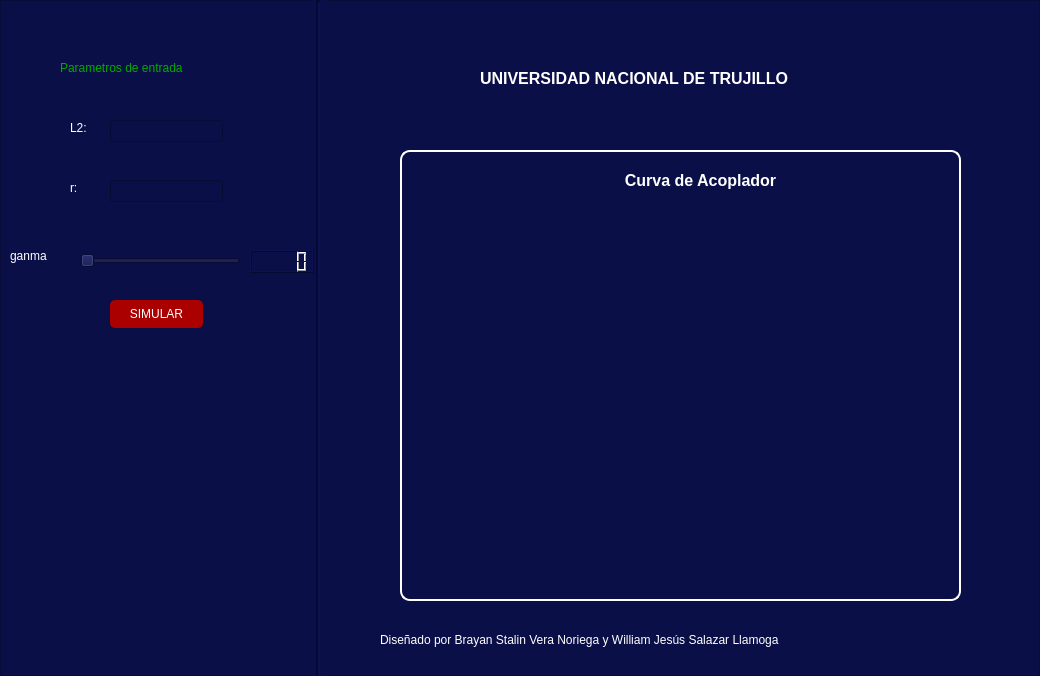
Before: the Qt Designer form untitled.ui in WJS13/LAB_3-TMM, drawn with Qt 5.
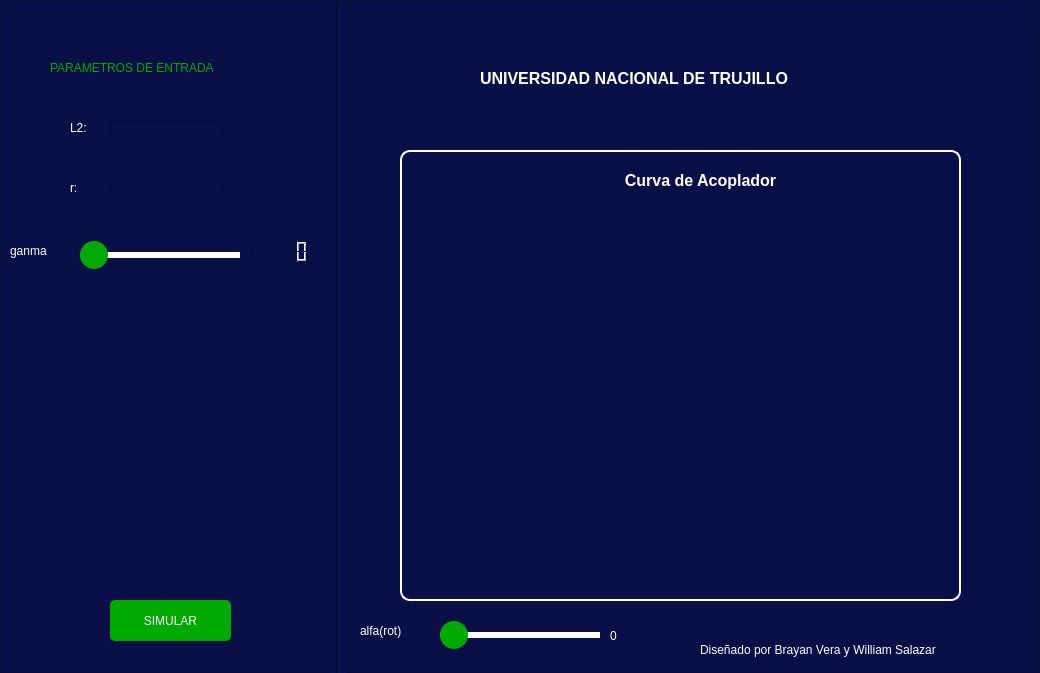
After: the same form once the commit is applied. Icons and pictures are not drawn.

What changed in the file:
```diff
--- a/untitled.ui
+++ b/untitled.ui
@@ -7,7 +7,7 @@
     <x>0</x>
     <y>0</y>
     <width>1040</width>
-    <height>676</height>
+    <height>673</height>
    </rect>
   </property>
   <property name="windowTitle">
@@ -48,7 +48,7 @@
        </property>
        <property name="geometry">
         <rect>
-         <x>310</x>
+         <x>330</x>
          <y>0</y>
          <width>16</width>
          <height>681</height>
@@ -71,13 +71,38 @@
        <property name="geometry">
         <rect>
          <x>80</x>
-         <y>250</y>
+         <y>230</y>
          <width>160</width>
-         <height>22</height>
+         <height>50</height>
         </rect>
        </property>
+       <property name="minimumSize">
+        <size>
+         <width>0</width>
+         <height>50</height>
+        </size>
+       </property>
        <property name="styleSheet">
-        <string notr="true">color: rgb(255, 255, 255);</string>
+        <string notr="true">QSlider::groove:horizontal{
+	border: 1px solid rgb(0,170,0);
+	height: 4px;
+	background: rgb(0,170,0);
+}
+
+QSlider::handle:horizontal{
+	background: rgb(0,170,0);
+	width:28px;
+	height: 28px;
+	left: 11px;
+	right: 11px;
+	margin: -12px;
+	border-radius: 14px;
+}
+
+QSlider::add-page:horizontal{
+	background-color: white;
+	border: 1px solid white;
+}</string>
        </property>
        <property name="maximum">
         <number>360</number>
@@ -149,16 +174,6 @@
         <layout class="QVBoxLayout" name="verticalLayout"/>
        </widget>
       </widget>
-      <widget class="QLCDNumber" name="lcdNumber_2">
-       <property name="geometry">
-        <rect>
-         <x>250</x>
-         <y>250</y>
-         <width>64</width>
-         <height>23</height>
-        </rect>
-       </property>
-      </widget>
       <widget class="QLabel" name="label_2">
        <property name="geometry">
         <rect>
@@ -191,9 +206,9 @@
       <widget class="QLabel" name="label_4">
        <property name="geometry">
         <rect>
-         <x>60</x>
+         <x>50</x>
          <y>60</y>
-         <width>221</width>
+         <width>251</width>
          <height>16</height>
         </rect>
        </property>
@@ -203,7 +218,7 @@
 font: 12pt &quot;MS Shell Dlg 2&quot;;</string>
        </property>
        <property name="text">
-        <string>Parametros de entrada</string>
+        <string>PARAMETROS DE ENTRADA</string>
        </property>
       </widget>
       <widget class="QLineEdit" name="lineEdit">
@@ -266,7 +281,7 @@
          <x>10</x>
          <y>240</y>
          <width>61</width>
-         <height>31</height>
+         <height>21</height>
         </rect>
        </property>
        <property name="styleSheet">
@@ -281,13 +296,14 @@
        <property name="geometry">
         <rect>
          <x>110</x>
-         <y>300</y>
-         <width>93</width>
-         <height>28</height>
+         <y>600</y>
+         <width>121</width>
+         <height>41</height>
         </rect>
        </property>
        <property name="styleSheet">
-        <string notr="true">background-color: rgb(170, 0, 0);
+        <string notr="true">background-color: rgb(0, 170, 0);
+font: 10pt &quot;MS Shell Dlg 2&quot;;
 color: rgb(255, 255, 255);
 border-radius: 5px</string>
        </property>
@@ -298,9 +314,9 @@
       <widget class="QLabel" name="label_9">
        <property name="geometry">
         <rect>
-         <x>380</x>
-         <y>630</y>
-         <width>561</width>
+         <x>700</x>
+         <y>640</y>
+         <width>331</width>
          <height>20</height>
         </rect>
        </property>
@@ -309,36 +325,125 @@
 color: rgb(255, 255, 255);</string>
        </property>
        <property name="text">
-        <string>Diseñado por Brayan Stalin Vera Noriega y William Jesús Salazar Llamoga</string>
+        <string>Diseñado por Brayan Vera y William Salazar</string>
        </property>
       </widget>
       <widget class="QLabel" name="label_10">
        <property name="geometry">
         <rect>
          <x>880</x>
-         <y>20</y>
-         <width>141</width>
-         <height>111</height>
+         <y>30</y>
+         <width>131</width>
+         <height>101</height>
         </rect>
        </property>
-       <property name="styleSheet">
-        <string notr="true">image: url(:/log/unt_logo.png);</string>
-       </property>
        <property name="text">
         <string/>
+       </property>
+       <property name="pixmap">
+        <pixmap>unt_logo.png</pixmap>
+       </property>
+       <property name="scaledContents">
+        <bool>true</bool>
+       </property>
+      </widget>
+      <widget class="QLabel" name="label_10">
+       <property name="geometry">
+        <rect>
+         <x>360</x>
+         <y>620</y>
+         <width>71</width>
+         <height>21</height>
+        </rect>
+       </property>
+       <property name="styleSheet">
+        <string notr="true">font: 75 11pt &quot;MS Shell Dlg 2&quot;;
+color: rgb(255, 255, 255);</string>
+       </property>
+       <property name="text">
+        <string>alfa(rot)</string>
+       </property>
+      </widget>
+      <widget class="QSlider" name="slider_rotador">
+       <property name="geometry">
+        <rect>
+         <x>440</x>
+         <y>610</y>
+         <width>160</width>
+         <height>50</height>
+        </rect>
+       </property>
+       <property name="minimumSize">
+        <size>
+         <width>0</width>
+         <height>50</height>
+        </size>
+       </property>
+       <property name="styleSheet">
+        <string notr="true">QSlider::groove:horizontal{
+	border: 1px solid rgb(0,170,0);
+	height: 4px;
+	background: rgb(0,170,0);
+}
+
+QSlider::handle:horizontal{
+	background: rgb(0,170,0);
+	width:28px;
+	height: 28px;
+	left: 11px;
+	right: 11px;
+	margin: -12px;
+	border-radius: 14px;
+}
+
+QSlider::add-page:horizontal{
+	background-color: white;
+	border: 1px solid white;
+}</string>
+       </property>
+       <property name="maximum">
+        <number>360</number>
+       </property>
+       <property name="orientation">
+        <enum>Qt::Horizontal</enum>
+       </property>
+      </widget>
+      <widget class="QLCDNumber" name="lcdNumber">
+       <property name="geometry">
+        <rect>
+         <x>250</x>
+         <y>240</y>
+         <width>64</width>
+         <height>23</height>
+        </rect>
        </property>
       </widget>
       <widget class="QLabel" name="label_11">
        <property name="geometry">
         <rect>
-         <x>350</x>
-         <y>30</y>
-         <width>111</width>
-         <height>91</height>
+         <x>610</x>
+         <y>620</y>
+         <width>16</width>
+         <height>31</height>
         </rect>
        </property>
        <property name="styleSheet">
-        <string notr="true">image: url(:/log/Pasted-2023921-192d303.png);</string>
+        <string notr="true">color: rgb(255, 255, 255);
+font: 12pt &quot;MS Shell Dlg 2&quot;;
+</string>
+       </property>
+       <property name="text">
+        <string>0</string>
+       </property>
+      </widget>
+      <widget class="QLabel" name="label_12">
+       <property name="geometry">
+        <rect>
+         <x>10</x>
+         <y>290</y>
+         <width>321</width>
+         <height>281</height>
+        </rect>
        </property>
        <property name="text">
         <string/>
```
Left out of the diff: 53 changed lines with no effect on the pictures.
